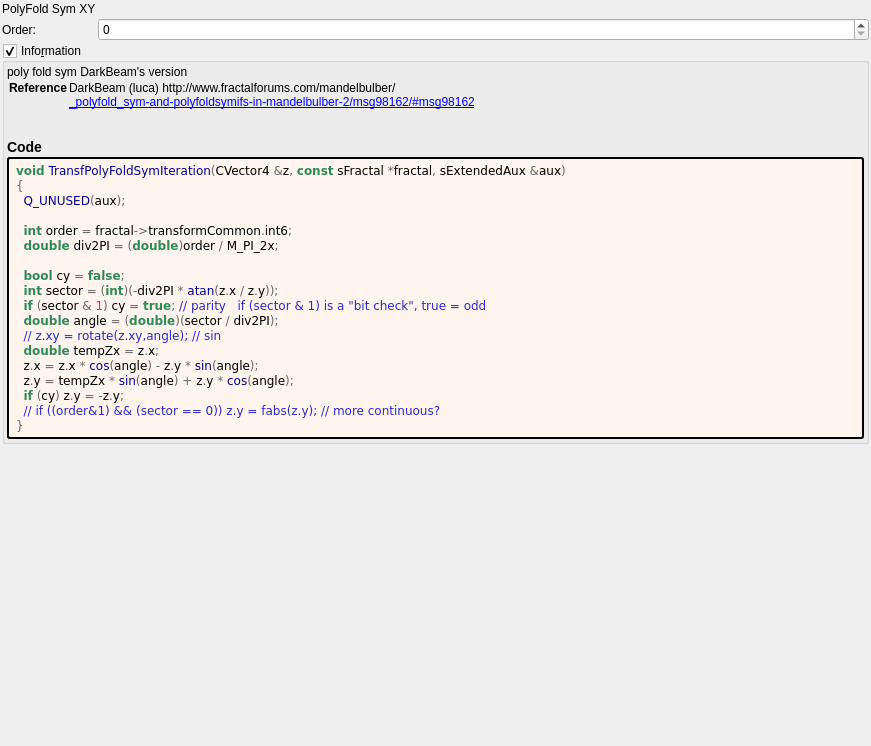
buddhi1980/mandelbulber2, file mandelbulber2/formula/ui/transf_poly_fold_sym.ui: the form before one commit.
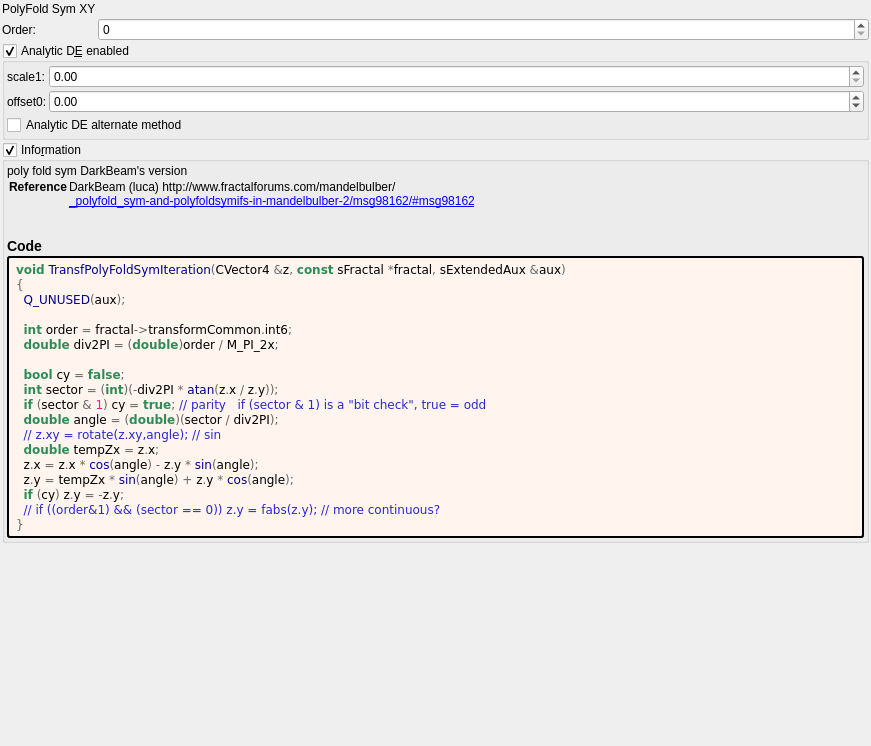
The form after the commit. Custom widgets are drawn as their Qt base class.

```diff
--- a/mandelbulber2/formula/ui/transf_poly_fold_sym.ui
+++ b/mandelbulber2/formula/ui/transf_poly_fold_sym.ui
@@ -63,6 +63,120 @@
      </item>
     </layout>
    </item>
+   <item>
+    <widget class="MyGroupBox" name="groupCheck_analyticDE_enabled">
+     <property name="title">
+      <string>Analytic D&amp;E enabled</string>
+     </property>
+     <property name="checkable">
+      <bool>true</bool>
+     </property>
+     <layout class="QVBoxLayout" name="verticalLayout_12" stretch="0,0">
+      <property name="spacing">
+       <number>2</number>
+      </property>
+      <property name="leftMargin">
+       <number>2</number>
+      </property>
+      <property name="topMargin">
+       <number>2</number>
+      </property>
+      <property name="rightMargin">
+       <number>2</number>
+      </property>
+      <property name="bottomMargin">
+       <number>2</number>
+      </property>
+      <item>
+       <layout class="QGridLayout" name="gridLayout_28" columnstretch="0,0,1">
+        <property name="spacing">
+         <number>2</number>
+        </property>
+        <item row="1" column="1">
+         <widget class="QLabel" name="label_178">
+          <property name="text">
+           <string>offset0:</string>
+          </property>
+         </widget>
+        </item>
+        <item row="0" column="1">
+         <widget class="QLabel" name="label_179">
+          <property name="text">
+           <string>scale1:</string>
+          </property>
+         </widget>
+        </item>
+        <item row="0" column="2">
+         <widget class="MyDoubleSpinBox" name="spinbox_analyticDE_scale_1">
+          <property name="sizePolicy">
+           <sizepolicy hsizetype="Minimum" vsizetype="Maximum">
+            <horstretch>0</horstretch>
+            <verstretch>0</verstretch>
+           </sizepolicy>
+          </property>
+          <property name="prefix">
+           <string/>
+          </property>
+          <property name="suffix">
+           <string/>
+          </property>
+          <property name="decimals">
+           <number>2</number>
+          </property>
+          <property name="minimum">
+           <double>0.000000000000000</double>
+          </property>
+          <property name="maximum">
+           <double>99.989999999999995</double>
+          </property>
+          <property name="singleStep">
+           <double>0.100000000000000</double>
+          </property>
+         </widget>
+        </item>
+        <item row="1" column="2">
+         <widget class="MyDoubleSpinBox" name="spinbox_analyticDE_offset_0">
+          <property name="sizePolicy">
+           <sizepolicy hsizetype="Minimum" vsizetype="Maximum">
+            <horstretch>0</horstretch>
+            <verstretch>0</verstretch>
+           </sizepolicy>
+          </property>
+          <property name="prefix">
+           <string/>
+          </property>
+          <property name="suffix">
+           <string/>
+          </property>
+          <property name="decimals">
+           <number>2</number>
+          </property>
+          <property name="minimum">
+           <double>-99.989999999999995</double>
+          </property>
+          <property name="maximum">
+           <double>99.989999999999995</double>
+          </property>
+          <property name="singleStep">
+           <double>0.100000000000000</double>
+          </property>
+         </widget>
+        </item>
+       </layout>
+      </item>
+      <item>
+       <widget class="MyCheckBox" name="checkBox_analyticDE_enabled_false">
+        <property name="toolTip">
+         <string>&lt;html&gt;&lt;head/&gt;&lt;body&gt;&lt;p&gt;Can sometimes improve render quality when using analytic DE&lt;/p&gt;&lt;/body&gt;&lt;/html&gt;</string>
+        </property>
+        <property name="text">
+         <string>Analytic DE alternate method</string>
+        </property>
+       </widget>
+      </item>
+     </layout>
+    </widget>
+   </item>
    <item>
     <widget class="MyGroupBox" name="groupCheck_info">
      <property name="title">
@@ -175,6 +289,16 @@
    <header>my_group_box.h</header>
    <container>1</container>
   </customwidget>
+  <customwidget>
+   <class>MyCheckBox</class>
+   <extends>QCheckBox</extends>
+   <header>my_check_box.h</header>
+  </customwidget>
+  <customwidget>
+   <class>MyDoubleSpinBox</class>
+   <extends>QDoubleSpinBox</extends>
+   <header>my_double_spin_box.h</header>
+  </customwidget>
   <customwidget>
    <class>MySpinBox</class>
    <extends>QSpinBox</extends>
```
Left out of the diff: 30 changed lines with no effect on the pictures.
